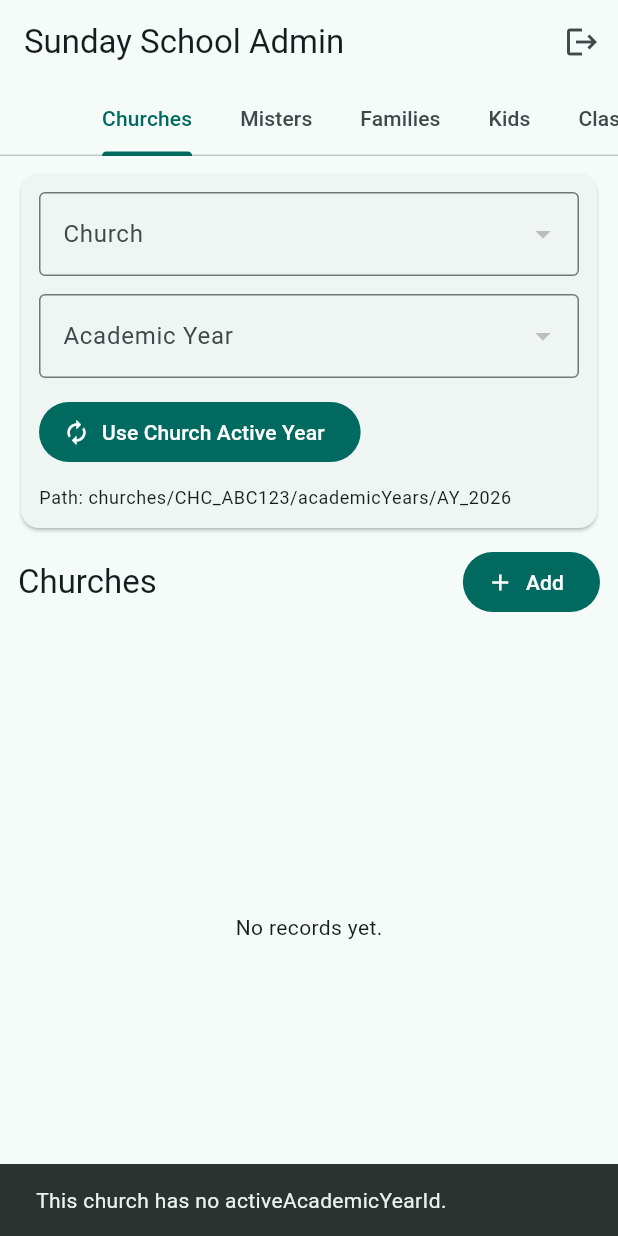
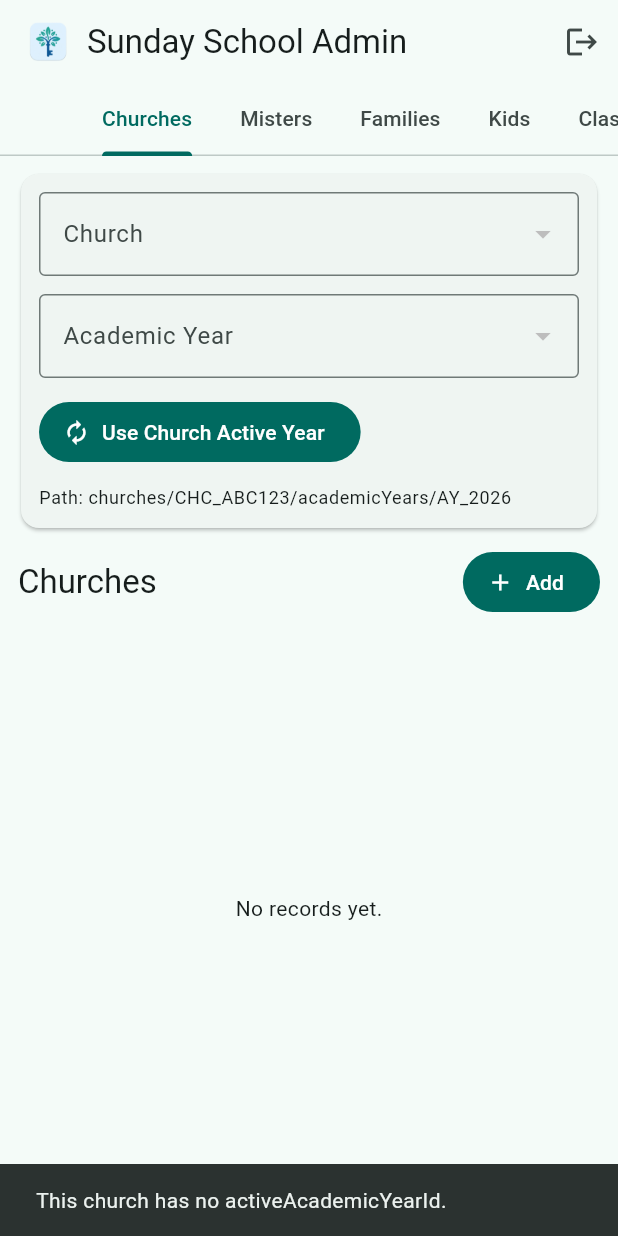
Before and after one commit to bishoy-n-w/oikonomos, a Flutter app: the screen it shows once a user with an empty profile is signed in, after a tap on "Use Church Active Year", on a phone screen of 412 x 824 dp. Run offline on Flutter 3.47's test engine with Material 3 defaults, Android fonts, the phone set to English and light mode, and no system bars; our stand-ins replace cloud_firestore, firebase_auth, firebase_core; accounts and stored records are empty.

Commit message:
feat(ui): integrate brand assets and dynamic app version display
- Add assets/icon.png and assets/logo.png to pubspec.yaml
- Display brand icon in AppBar and LoginScreen with fallback styling
- Bind dynamic app version from constants to footer in home and login screens
- Update app version to 1.0.1 in pubspec.yaml

```diff
--- /dev/null
+++ b/lib/constants.dart
@@ -0,0 +1,2 @@
+// Central configuration file for Oikonomos
+const String appVersion = '1.0.0+1';
--- a/lib/screens/home_page.dart
+++ b/lib/screens/home_page.dart
@@ -3,6 +3,7 @@ import 'package:flutter/material.dart';
 import '../models/field_spec.dart';
 import '../widgets/crud_collection.dart';
 import '../services/auth_service.dart';
+import '../constants.dart';
 import 'home_visits_tab.dart';
 
 class HomePage extends StatefulWidget {
@@ -37,7 +38,22 @@ class _HomePageState extends State<HomePage> {
       length: _tabs.length,
       child: Scaffold(
         appBar: AppBar(
-          title: const Text('Sunday School Admin'),
+          title: Row(
+            children: [
+              ClipRRect(
+                borderRadius: BorderRadius.circular(6),
+                child: Image.asset(
+                  'assets/icon.png',
+                  width: 32,
+                  height: 32,
+                  fit: BoxFit.cover,
+                  errorBuilder: (context, error, stackTrace) => const SizedBox.shrink(),
+                ),
+              ),
+              const SizedBox(width: 10),
+              const Text('Sunday School Admin'),
+            ],
+          ),
           actions: [
             IconButton(
               icon: const Icon(Icons.logout),
@@ -722,6 +738,32 @@ class _HomePageState extends State<HomePage> {
                 ],
               ),
             ),
+            SafeArea(
+              top: false,
+              child: Padding(
+                padding: const EdgeInsets.symmetric(horizontal: 16.0, vertical: 6.0),
+                child: Row(
+                  mainAxisAlignment: MainAxisAlignment.spaceBetween,
+                  children: [
+                    Text(
+                      'Oikonomos Admin System',
+                      style: Theme.of(context).textTheme.bodySmall?.copyWith(
+                        color: Theme.of(context).colorScheme.onSurfaceVariant.withValues(alpha: 0.5),
+                        fontSize: 10,
+                      ),
+                    ),
+                    Text(
+                      'v$appVersion',
+                      style: Theme.of(context).textTheme.bodySmall?.copyWith(
+                        color: Theme.of(context).colorScheme.onSurfaceVariant.withValues(alpha: 0.5),
+                        fontSize: 10,
+                        fontWeight: FontWeight.bold,
+                      ),
+                    ),
+                  ],
+                ),
+              ),
+            ),
           ],
         ),
       ),
--- a/lib/screens/login_screen.dart
+++ b/lib/screens/login_screen.dart
@@ -1,5 +1,6 @@
 import 'package:flutter/material.dart';
 import '../services/auth_service.dart';
+import '../constants.dart';
 
 class LoginScreen extends StatefulWidget {
   const LoginScreen({super.key});
@@ -43,7 +44,14 @@ class _LoginScreenState extends State<LoginScreen> {
             mainAxisAlignment: MainAxisAlignment.center,
             children: [
               // Logo/Icon Header
-              Container(
+              ClipRRect(
+                borderRadius: BorderRadius.circular(24),
+                child: Image.asset(
+                  'assets/icon.png',
+                  width: 100,
+                  height: 100,
+                  fit: BoxFit.cover,
+                  errorBuilder: (context, error, stackTrace) => Container(
                     width: 100,
                     height: 100,
                     decoration: BoxDecoration(
@@ -54,6 +62,8 @@ class _LoginScreenState extends State<LoginScreen> {
                       Icons.admin_panel_settings,
                       size: 56,
                       color: colorScheme.onPrimaryContainer,
+                    ),
+                  ),
                 ),
               ),
               const SizedBox(height: 24),
@@ -137,9 +147,11 @@ class _LoginScreenState extends State<LoginScreen> {
               const SizedBox(height: 48),
               // Footer
               Text(
-                'Oikonomos Database v1.0.0',
+                'Oikonomos Database v$appVersion',
                 style: theme.textTheme.bodySmall?.copyWith(
-                  color: colorScheme.onSurfaceVariant.withValues(alpha: 0.7),
+                  color: colorScheme.onSurfaceVariant.withValues(alpha: 0.5),
+                  fontSize: 10,
+                  letterSpacing: 0.5,
                 ),
               ),
             ],
```
Also changed, not shown: pubspec.yaml (+4 -5 lines), assets/icon.png (added), assets/logo.png (added). Lines whose indentation alone changed are shown as unchanged.
